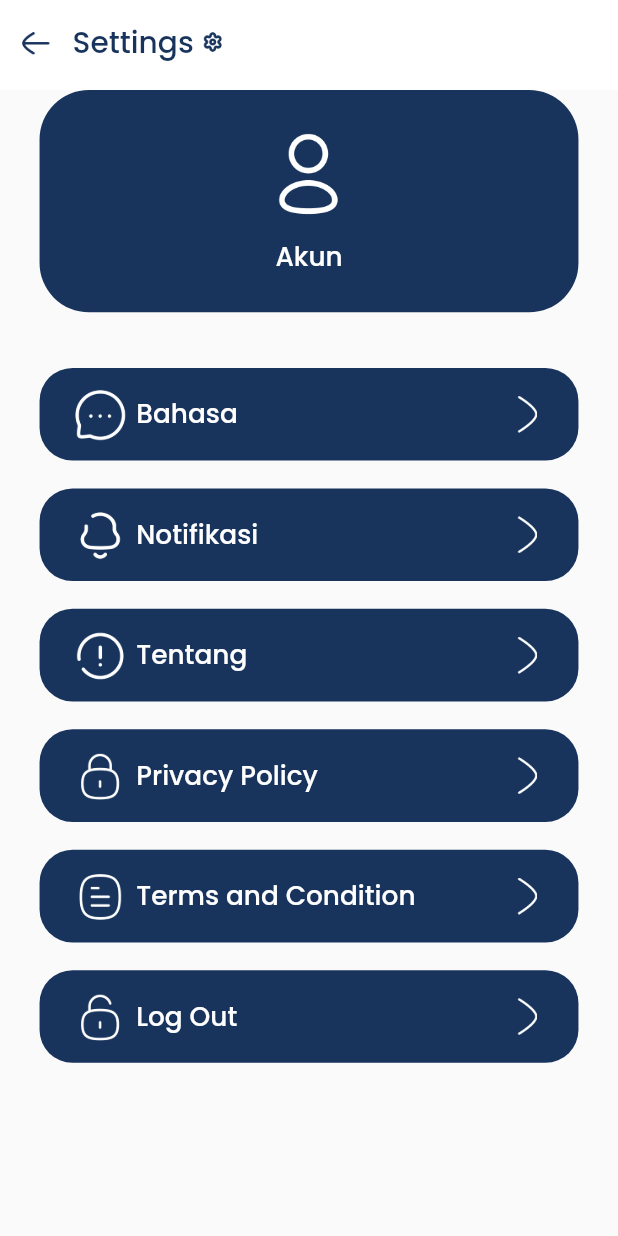
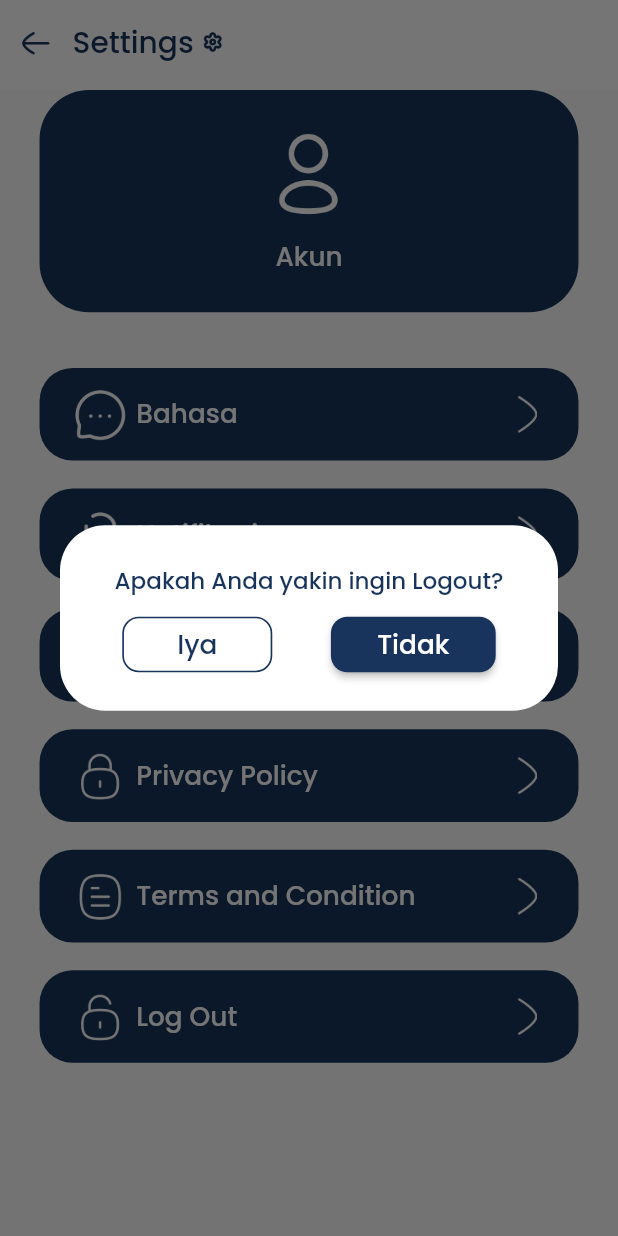
Before and after one commit to dxkrn/ruangtemu-apps, a Flutter app: the SettingsPage screen opened by its route, after a tap on "Log Out", on a phone screen of 412 x 824 dp. Run offline on Flutter 3.47's test engine with Material 2 defaults, Android fonts, the phone set to English and light mode, and no system bars; our stand-ins replace flutter_screenutil, get, google_fonts, google_sign_in, liquid_swipe, smooth_page_indicator.

Commit message:
Add Logout Dialog in Settings Page

```diff
--- a/lib/Pages/settings_page.dart
+++ b/lib/Pages/settings_page.dart
@@ -1,6 +1,8 @@
 import 'package:flutter/material.dart';
 import 'package:flutter_screenutil/flutter_screenutil.dart';
 import 'package:ruang_temu_apps/Widgets/feature_appbar.dart';
+import 'package:ruang_temu_apps/Widgets/rounded_button.dart';
+import 'package:ruang_temu_apps/Widgets/rounded_button_border.dart';
 import 'package:ruang_temu_apps/themes.dart';
 
 class SettingsPage extends StatefulWidget {
@@ -361,7 +363,52 @@ class _SettingsPageState extends State<SettingsPage> {
               deviceWidth: deviceWidth,
               imgSrc: 'assets/icons/icon_logout.png',
               title: 'Log Out',
-              onTap: () {},
+              onTap: () {
+                showDialog(
+                  context: context,
+                  builder: ((context) {
+                    return DialogBox(
+                        widget: Column(
+                          mainAxisAlignment: MainAxisAlignment.center,
+                          children: [
+                            Text(
+                              'Apakah Anda yakin ingin Logout?',
+                              style: heading2TextStyle.copyWith(
+                                color: blueColor,
+                              ),
+                              textAlign: TextAlign.center,
+                            ),
+                            SizedBox(
+                              height: 10.h,
+                            ),
+                            Row(
+                              mainAxisAlignment: MainAxisAlignment.spaceAround,
+                              children: [
+                                RoundedButtonBorder(
+                                  width: 100,
+                                  height: 30.h,
+                                  text: 'Iya',
+                                  borderColor: blueColor,
+                                  borderWidth: 1.w,
+                                  textColor: blueColor,
+                                  onPressed: () {},
+                                ),
+                                RoundedButton(
+                                  width: 100.w,
+                                  height: 30.h,
+                                  text: 'Tidak',
+                                  buttonColor: blueColor,
+                                  textColor: whiteColor,
+                                  onPressed: () {},
+                                ),
+                              ],
+                            ),
+                          ],
+                        ),
+                        height: 100.h);
+                  }),
+                );
+              },
             ),
           ],
         ),
```
